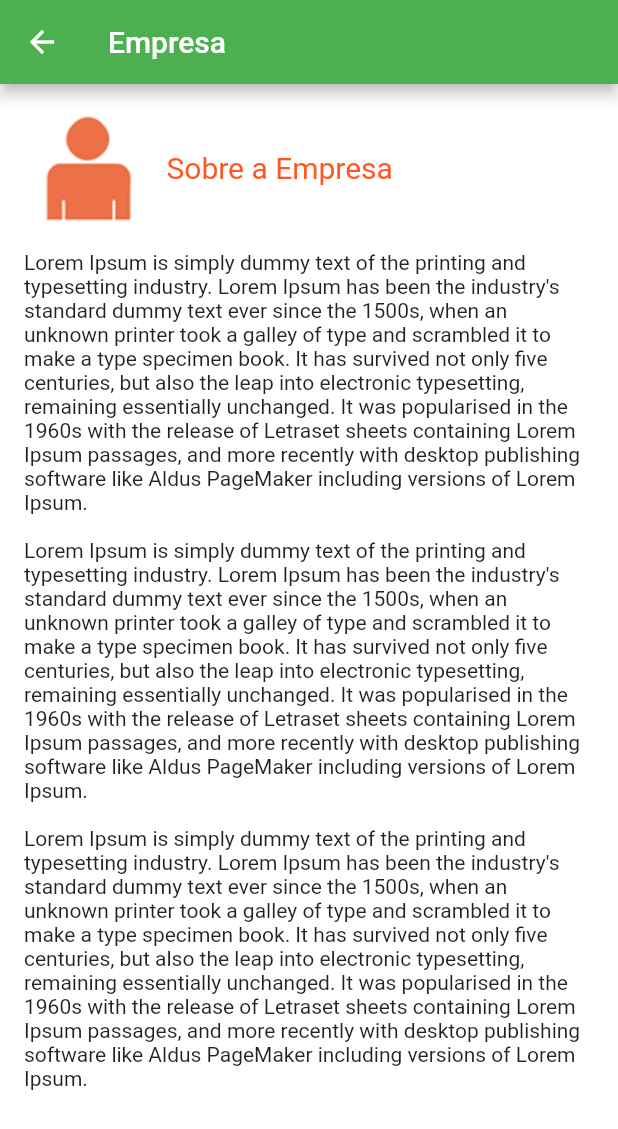
After one commit to felipeabreu86/flutter_atm_consultoria, a Flutter app: the Empresa screen opened directly, on a phone screen of 412 x 824 dp. The commit adds this screen. Shown: the top 1129 px of the screen. Run offline on Flutter 3.47's test engine with Material 2 defaults, Android fonts, the phone set to English and light mode, and no system bars.

Commit message:
Se aplicado, este commit irá implementar a tela Empresa

```diff
--- /dev/null
+++ b/lib/Empresa/empresa.dart
@@ -0,0 +1,57 @@
+import 'package:flutter/material.dart';
+
+class Empresa extends StatefulWidget {
+  const Empresa({Key? key}) : super(key: key);
+
+  @override
+  _EmpresaState createState() => _EmpresaState();
+}
+
+class _EmpresaState extends State<Empresa> {
+  @override
+  Widget build(BuildContext context) {
+    return Scaffold(
+      backgroundColor: Colors.white,
+      appBar: AppBar(
+        title: Text("Empresa"),
+        backgroundColor: Colors.green,
+      ),
+      body: SingleChildScrollView(
+        child: Container(
+          padding: EdgeInsets.all(16),
+          child: Column(
+            children: [
+              Row(
+                children: [
+                  Image.asset("assets/images/detalhe_empresa.png"),
+                  Padding(
+                    padding: EdgeInsets.only(left: 10),
+                    child: Text(
+                      "Sobre a Empresa",
+                      style: TextStyle(fontSize: 20, color: Colors.deepOrange),
+                    ),
+                  ),
+                ],
+              ),
+              Padding(
+                padding: EdgeInsets.only(top: 16),
+                child: Text(
+                    "Lorem Ipsum is simply dummy text of the printing and typesetting industry. Lorem Ipsum has been the industry's standard dummy text ever since the 1500s, when an unknown printer took a galley of type and scrambled it to make a type specimen book. It has survived not only five centuries, but also the leap into electronic typesetting, remaining essentially unchanged. It was popularised in the 1960s with the release of Letraset sheets containing Lorem Ipsum passages, and more recently with desktop publishing software like Aldus PageMaker including versions of Lorem Ipsum."),
+              ),
+              Padding(
+                padding: EdgeInsets.only(top: 16),
+                child: Text(
+                    "Lorem Ipsum is simply dummy text of the printing and typesetting industry. Lorem Ipsum has been the industry's standard dummy text ever since the 1500s, when an unknown printer took a galley of type and scrambled it to make a type specimen book. It has survived not only five centuries, but also the leap into electronic typesetting, remaining essentially unchanged. It was popularised in the 1960s with the release of Letraset sheets containing Lorem Ipsum passages, and more recently with desktop publishing software like Aldus PageMaker including versions of Lorem Ipsum."),
+              ),
+              Padding(
+                padding: EdgeInsets.only(top: 16),
+                child: Text(
+                    "Lorem Ipsum is simply dummy text of the printing and typesetting industry. Lorem Ipsum has been the industry's standard dummy text ever since the 1500s, when an unknown printer took a galley of type and scrambled it to make a type specimen book. It has survived not only five centuries, but also the leap into electronic typesetting, remaining essentially unchanged. It was popularised in the 1960s with the release of Letraset sheets containing Lorem Ipsum passages, and more recently with desktop publishing software like Aldus PageMaker including versions of Lorem Ipsum."),
+              )
+            ],
+          ),
+        ),
+      ),
+    );
+  }
+}
```
Also changed, not shown: lib/Cliente/cliente.dart (added, +15 -0 lines), lib/Contato/contato.dart (added, +15 -0 lines), lib/Home/home.dart (+45 -5 lines), lib/Servico/servico.dart (added, +15 -0 lines).
